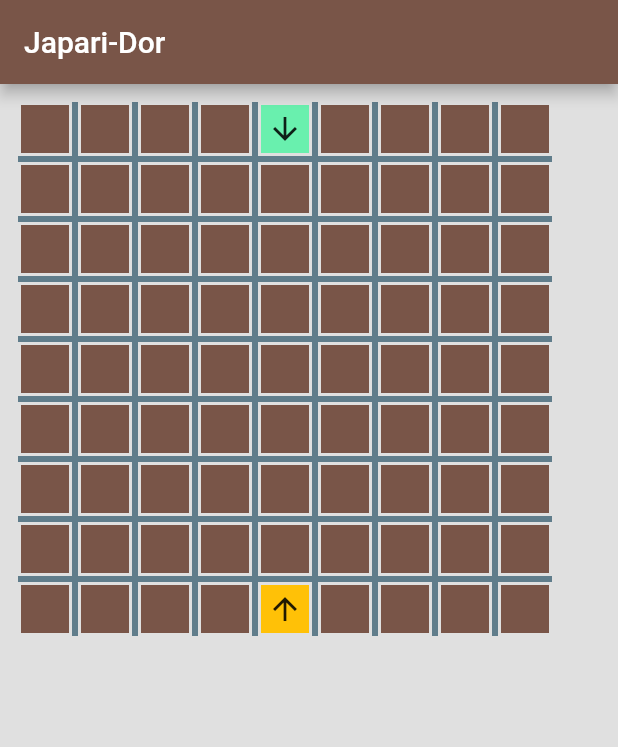
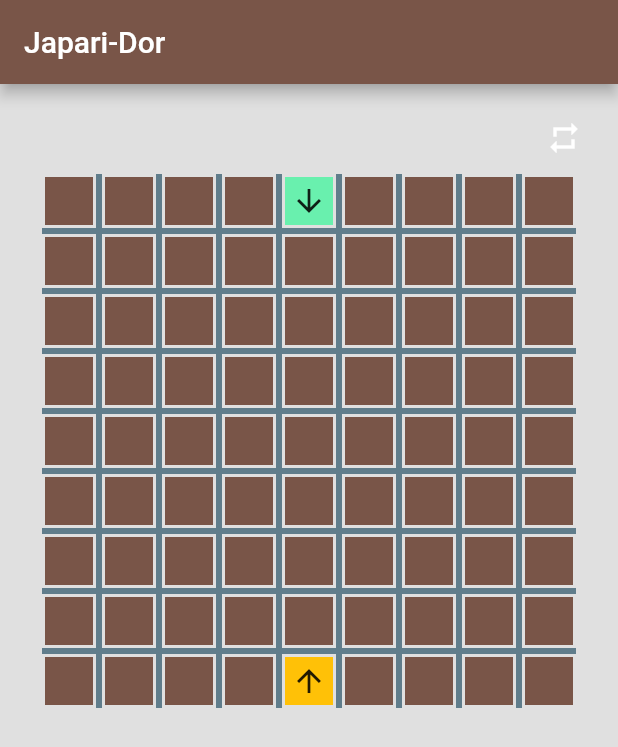
Before and after one commit to japari-dev/Japari-Dor, a Flutter app: the screen it shows after launch, on a phone screen of 412 x 824 dp. Shown: the top 747 px of the screen. Run offline on Flutter 3.47's test engine with Material 2 defaults, Android fonts, the phone set to English and light mode, and no system bars.

Commit message:
初期化追加

```diff
--- a/lib/components/game.dart
+++ b/lib/components/game.dart
@@ -17,19 +17,26 @@ class _GameState extends State<Game> {
   ];
 
   @override
-  void didUpdateWidget(Game oldWidget) {
-    super.didUpdateWidget(oldWidget);
-  }
-
-  @override
   Widget build(BuildContext context) {
-    return Stack(
+    return Column(
+      children: [
+        Align(
+          alignment: Alignment.topRight,
+          child: IconButton(
+            icon: Icon(Icons.repeat),
+            color: Colors.white,
+            onPressed: () {
+              initGame();
+            },
+          ),
+        ),
+        Stack(
           children: <Widget>[
                 GameBoard(
                   onTapBox: (xi, yi) async {
                     setState(() {
-                  _player[0] = PlayerPiece(
-                      1, Colors.amber, Icons.arrow_upward, Position(xi, yi));
+                      _player[0] = PlayerPiece(1, Colors.amber,
+                          Icons.arrow_upward, Position(xi, yi));
                     });
 
                     final winner = _jadgeWin();
@@ -51,7 +58,19 @@ class _GameState extends State<Game> {
                 )
               ] +
               _player,
+        ),
+      ],
     );
+  }
+
+  void initGame() {
+    setState(() {
+      _player = [
+        PlayerPiece(1, Colors.amber, Icons.arrow_upward, Position(8, 4)),
+        PlayerPiece(
+            2, Colors.greenAccent, Icons.arrow_downward, Position(0, 4)),
+      ];
+    });
   }
 
   PlayerPiece _jadgeWin() {
--- a/pubspec.yaml
+++ b/pubspec.yaml
@@ -24,6 +24,7 @@ dependencies:
   flutter:
     sdk: flutter
   quiver: any
+  cloud_firestore: any
 
 
   # The following adds the Cupertino Icons font to your application.
```
Also changed, not shown: pubspec.lock, 6 other files. Lines whose indentation alone changed are shown as unchanged.
